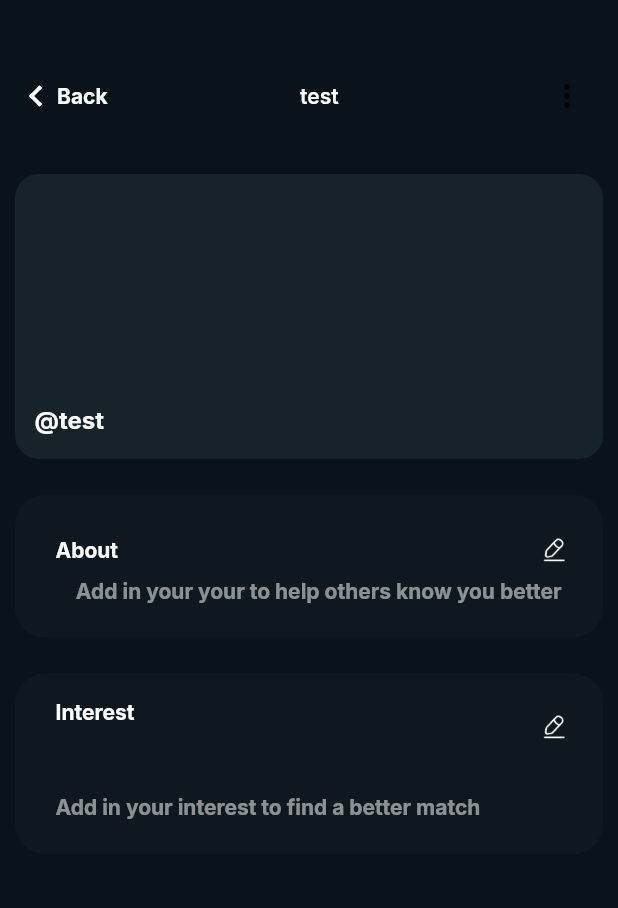
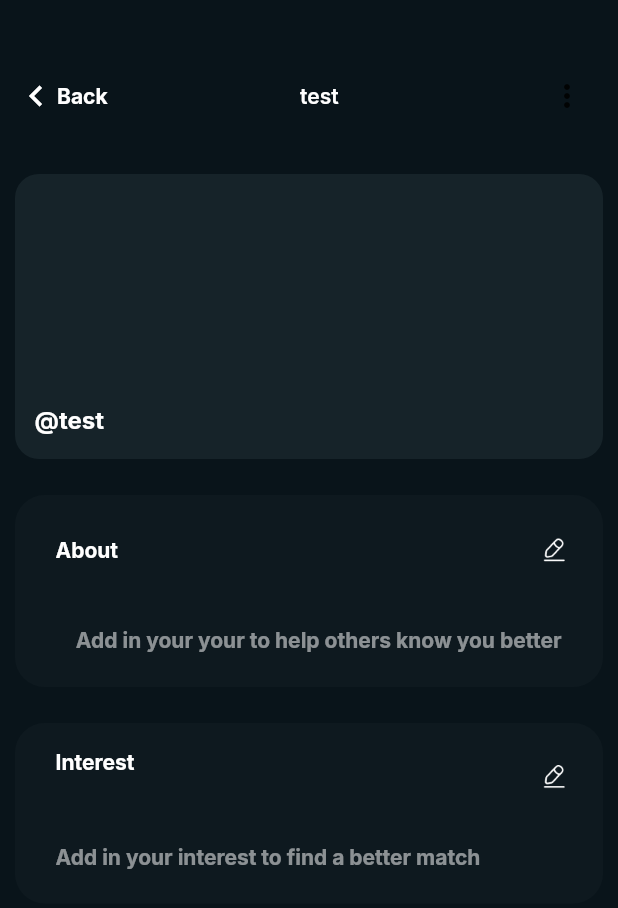
Before and after one commit to ramaagusdwi/you_app_test, a Flutter app: the screen it shows after launch, on a phone screen of 412 x 824 dp. Shown: the top 908 px of the screen. Run offline on Flutter 3.47's test engine with Material 2 defaults, Android fonts, the phone set to English and light mode, and no system bars; our stand-ins replace bloc, connectivity_plus, dartz, dio, dropdown_textfield, equatable and 11 more; missing offline and left inert: age_calculator, app_settings; accounts and stored records are empty.

Commit message:
add padding top

```diff
--- a/lib/presentation/widgets/profile/about.dart
+++ b/lib/presentation/widgets/profile/about.dart
@@ -97,11 +97,14 @@ class ContentAbout extends StatelessWidget {
               );
             }
 
-            return Text(
-              'Add in your your to help others know you better',
-              style: whiteOpacity52TextStyle.copyWith(
-                fontSize: 14,
-                fontWeight: bold,
+            return Padding(
+              padding: const EdgeInsets.only(top: 33.0),
+              child: Text(
+                'Add in your your to help others know you better',
+                style: whiteOpacity52TextStyle.copyWith(
+                  fontSize: 14,
+                  fontWeight: bold,
+                ),
               ),
             );
           },
```
